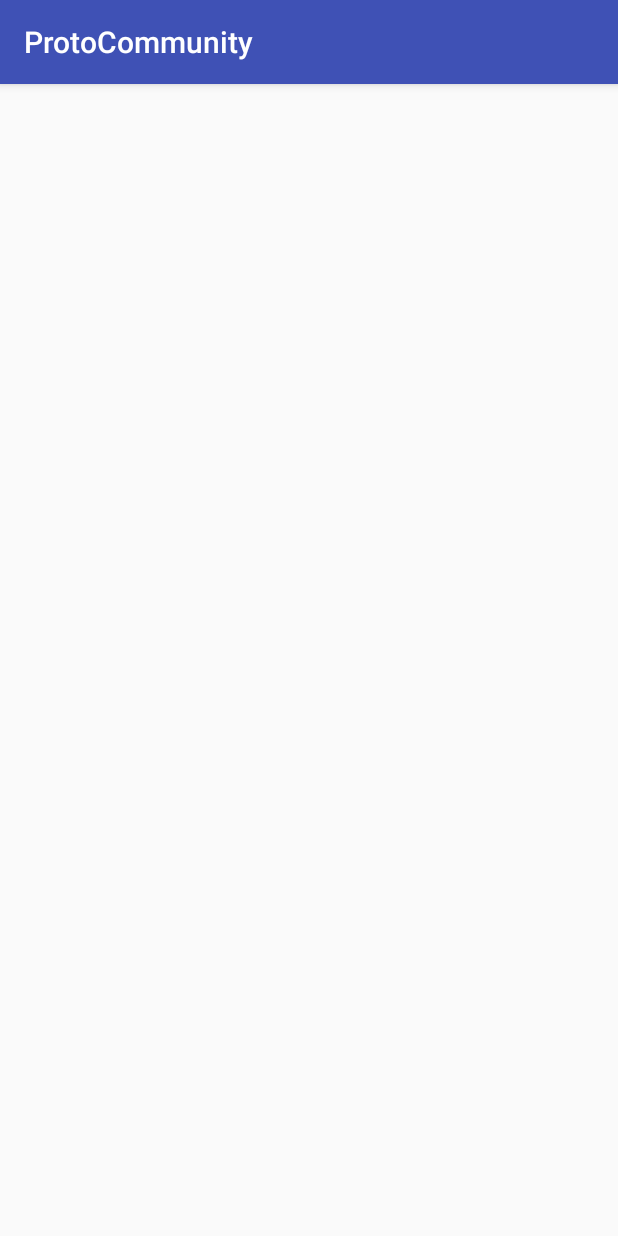
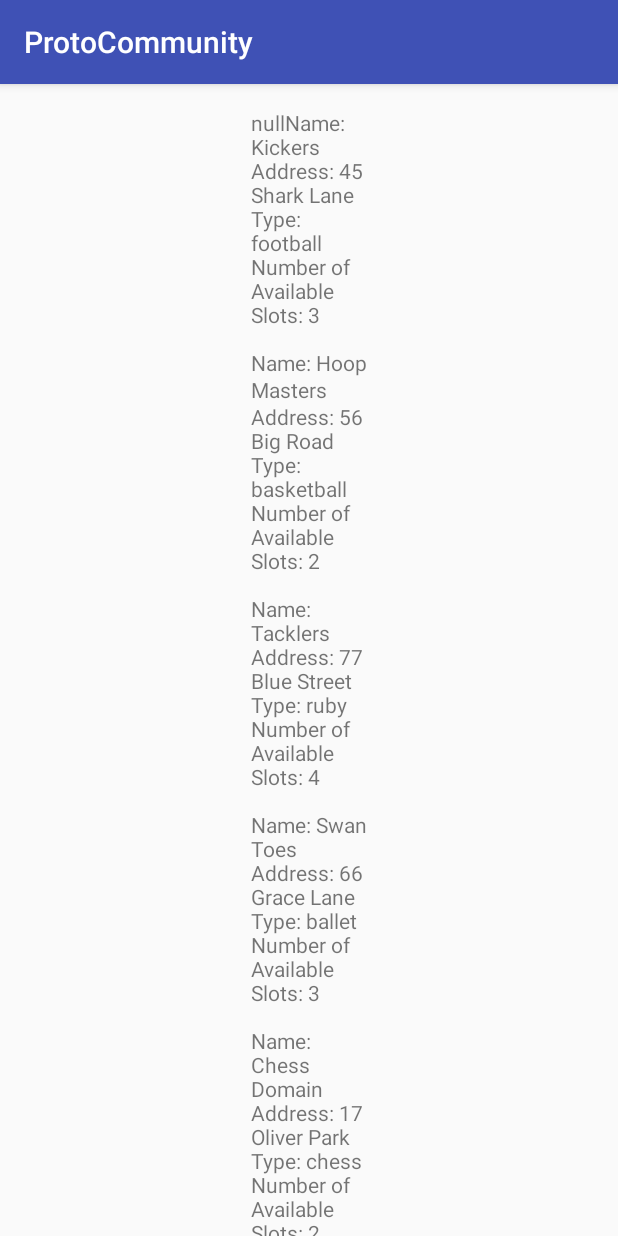
Before and after one commit to martCasey/4thyproject, an Android app: the SelectionPage screen opened directly, with no data from a screen before it, after a tap on "DISPLAY ALL", on a phone screen of 412 x 824 dp. Run offline under Robolectric (Android 15) with nearby library versions, the phone set to English and light mode, and no system bars.

Commit message:
Code to get information about organisations changed to functions, buttons on selection page now work

```diff
--- a/extras/ProtoCommunity/app/src/main/java/com/example/admin/protocommunity/DisplayOrganisation.java
+++ b/extras/ProtoCommunity/app/src/main/java/com/example/admin/protocommunity/DisplayOrganisation.java
@@ -4,19 +4,7 @@ import android.content.Intent;
 import android.support.v7.app.AppCompatActivity;
 import android.os.Bundle;
 import android.widget.TextView;
-
-import java.sql.Array;
-
-import static com.example.admin.protocommunity.Type.ballet;
-import static com.example.admin.protocommunity.Type.basketball;
-import static com.example.admin.protocommunity.Type.chess;
-import static com.example.admin.protocommunity.Type.football;
-import static com.example.admin.protocommunity.Type.go_karting;
-import static com.example.admin.protocommunity.Type.ruby;
-
-//this section was added as the author ran into difficulty comparing strings with enums
-enum activityType {football, basketball, ruby, ballet, chess, go_karting}
-
+//this is the changed version of the file
 public class DisplayOrganisation extends AppCompatActivity {
 
     @Override
@@ -26,53 +14,46 @@ public class DisplayOrganisation extends AppCompatActivity {
 
         //first need to create an array of organisations
         Organisation[] organisations = new Organisation[]
-                {new Organisation("Kickers", "45 Shark Lane", football, 3),
-                        new Organisation("HoopMasters", "56 Big Road", basketball, 2),
-                        new Organisation("Tacklers", "77 Blue Street", ruby, 4),
-                        new Organisation("Swan Toes", "66 Grace Lane", ballet, 3),
-                        new Organisation("Chess Domain", "17 Oliver Park", chess, 2),
-                        new Organisation("Kart Masters", "67 Speed Lane", go_karting, 1)};
+                {new Organisation("Kickers", "45 Shark Lane", "football", 3),
+                        new Organisation("HoopMasters", "56 Big Road", "basketball", 2),
+                        new Organisation("Tacklers", "77 Blue Street", "ruby", 4),
+                        new Organisation("Swan Toes", "66 Grace Lane", "ballet", 3),
+                        new Organisation("Chess Domain", "17 Oliver Park", "chess", 2),
+                        new Organisation("Kart Masters", "67 Speed Lane", "go_karting", 1)};
 
         // Get the Intent that started this activity and extract the string
         Intent intent = getIntent();
         String message = intent.getStringExtra(SelectionPage.EXTRA_MESSAGE);
-        //this section was added as the author ran into difficulty comparing strings with enums
-        activityType actType = null;
-        switch (message)
-        {
-            case "football":
-                actType.equals(football);
-                break;
-            case "basketball":
-                actType.equals(basketball);
-                break;
-            case "ruby":
-                actType.equals(ruby);
-                break;
-            case "ballet":
-                actType.equals(ballet);
-                break;
-            case "chess":
-                actType.equals(chess);
-                break;
-            case "go-karting":
-                actType.equals(go_karting);
-                break;
-                default:
-                    break;
-        }
+        message = GetOrganisationInfo(message, organisations);
+        DisplayToView(message);
+    }
 
-        //loop to print details of organisation
-        for(int i = 0; i < organisations.length; i++)
-        {
-            if(organisations[i].getType().equals(actType))
-            {
-                message = organisations[i].toString();
+
+    public String GetOrganisationInfo(String messageIn, Organisation[] arrayIn) {
+        if (messageIn == null) {
+            messageIn = GetAllOrganisationInfo(messageIn, arrayIn);
+        } else {
+            //loop to print details of organisation
+            for (int i = 0; i < arrayIn.length; i++) {
+                if (arrayIn[i].getType().equalsIgnoreCase(messageIn)) {
+                    messageIn = arrayIn[i].toString();
+                }
             }
         }
+        return messageIn;
+    }
 
+    public String GetAllOrganisationInfo(String messageIn, Organisation[] arrayIn) {
+        //loop to print details of organisation
+        for (int i = 0; i < arrayIn.length; i++) {
+            messageIn += arrayIn[i].toString();
+        }
+        return messageIn;
+    }
+
+    public void DisplayToView(String messageIn) {
         // Capture the layout's TextView and set the string as its text
         TextView textView = findViewById(R.id.textView2);//remember the textView widget
-        textView.setText(message);
+        textView.setText(messageIn);
     }
 }
--- a/extras/ProtoCommunity/app/src/main/java/com/example/admin/protocommunity/Organisation.java
+++ b/extras/ProtoCommunity/app/src/main/java/com/example/admin/protocommunity/Organisation.java
@@ -1,6 +1,4 @@
 package com.example.admin.protocommunity;
-
-enum Type {football, basketball, ruby, ballet, chess, go_karting}
 
 public class Organisation {
 
@@ -9,8 +7,7 @@ public class Organisation {
     //variables
     String name;
     String address;
-    //enum
-    Type type;
+    String type;
     int noSlots;        //number of slots available
 
     //default constructor
@@ -20,7 +17,7 @@ public class Organisation {
     }
 
     //constructor
-    public Organisation(String nameIn, String addressIn, Type typeIn, int noSlotsIn)
+    public Organisation(String nameIn, String addressIn, String typeIn, int noSlotsIn)
     {
         this.name = nameIn;
         this.address = addressIn;
@@ -39,7 +36,7 @@ public class Organisation {
         return this.address;
     }
 
-    public Type getType()
+    public String getType()
     {
         return this.type;
     }
@@ -60,7 +57,7 @@ public class Organisation {
         this.address = addressIn;
     }
 
-    public void setType(Type typeIn)
+    public void setType(String typeIn)
     {
         this.type = typeIn;
     }
--- a/extras/ProtoCommunity/app/src/main/java/com/example/admin/protocommunity/SelectionPage.java
+++ b/extras/ProtoCommunity/app/src/main/java/com/example/admin/protocommunity/SelectionPage.java
@@ -10,7 +10,8 @@ import static android.provider.AlarmClock.EXTRA_MESSAGE;
 
 public class SelectionPage extends AppCompatActivity {
 
-    public static final String EXTRA_MESSAGE = "com.example.protoCommunity.MESSAGE";
+    //public static final String EXTRA_MESSAGE = "com.example.protoCommunity.MESSAGE";
+    public static final String EXTRA_MESSAGE = "";
     @Override
     protected void onCreate(Bundle savedInstanceState) {
         super.onCreate(savedInstanceState);
```
